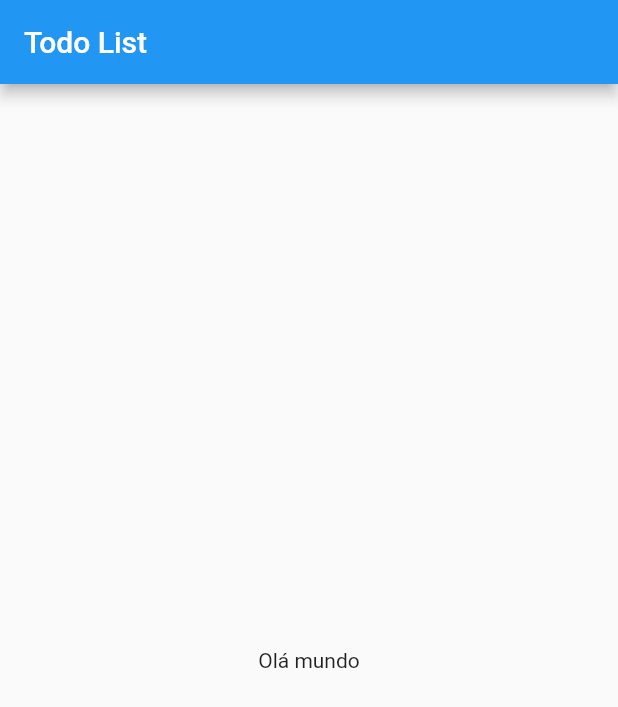
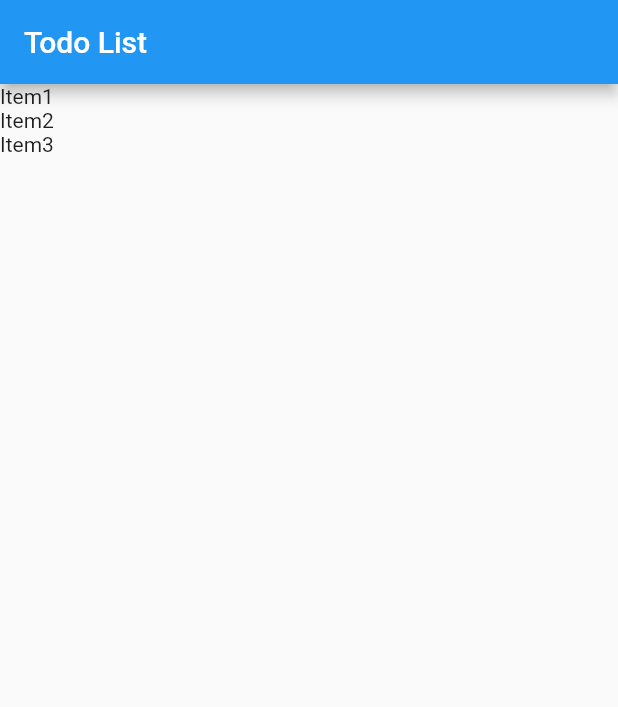
Before and after one commit to gabrielmartinspires-br/aula_flutter-Youtube, a Flutter app: the screen it shows after launch, on a phone screen of 412 x 824 dp. Shown: the top 707 px of the screen. Run offline on Flutter 3.47's test engine with Material 2 defaults, Android fonts, the phone set to English and light mode, and no system bars.

```diff
--- a/todo/lib/main.dart
+++ b/todo/lib/main.dart
@@ -1,4 +1,5 @@
 import 'package:flutter/material.dart';
+import 'models/item.dart';
 
 void main() => runApp(App());
 
@@ -16,17 +17,32 @@ class App extends StatelessWidget {
   }
 }
 
-class HomePage extends StatelessWidget {
+class HomePage extends StatefulWidget {
+  var items = new List<Item>();
+
+  HomePage() {
+    items = [];
+    items.add(Item(title: "Item1", done: false));
+    items.add(Item(title: "Item2", done: true));
+    items.add(Item(title: "Item3", done: false));
+  }
+
+  @override
+  _HomePageState createState() => _HomePageState();
+}
+
+class _HomePageState extends State<HomePage> {
   @override
   Widget build(BuildContext context) {
     return Scaffold(
       appBar: AppBar(
         title: Text("Todo List"),
       ),
-      body: Container(
-        child: Center(
-          child: Text("Olá mundo"),
-        ),
+      body: ListView.builder(
+        itemCount: widget.items.length,
+        itemBuilder: (BuildContext ctxt, int index) {
+          return Text(widget.items[index].title);
+        },
       ),
     );
   }
```
